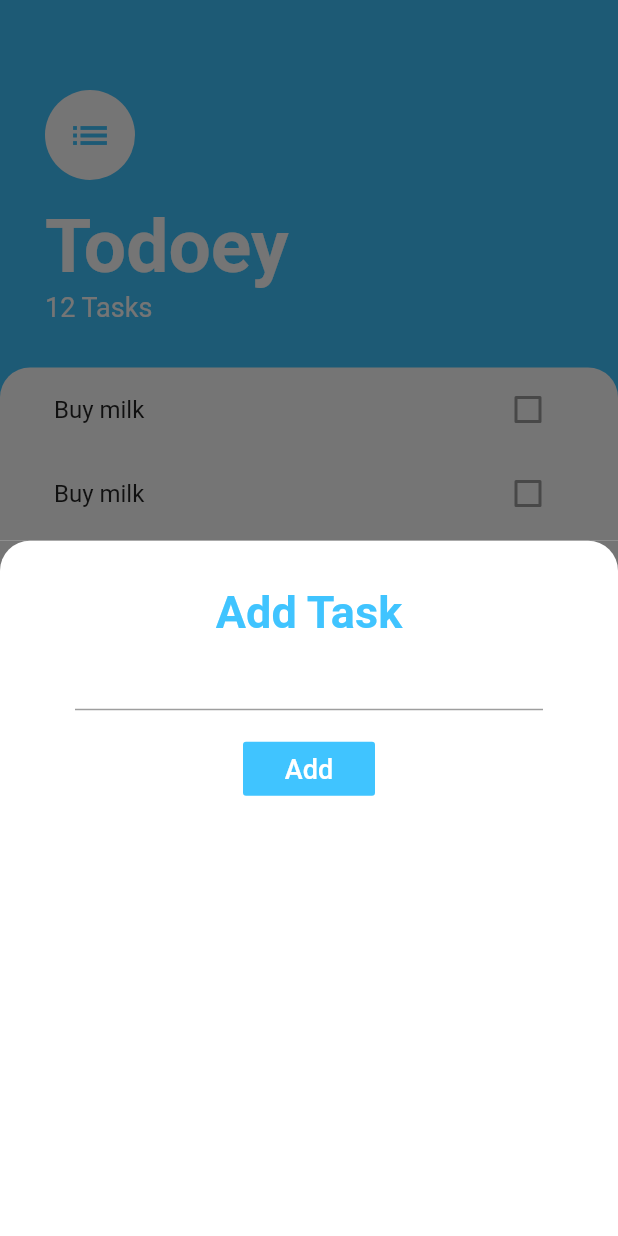
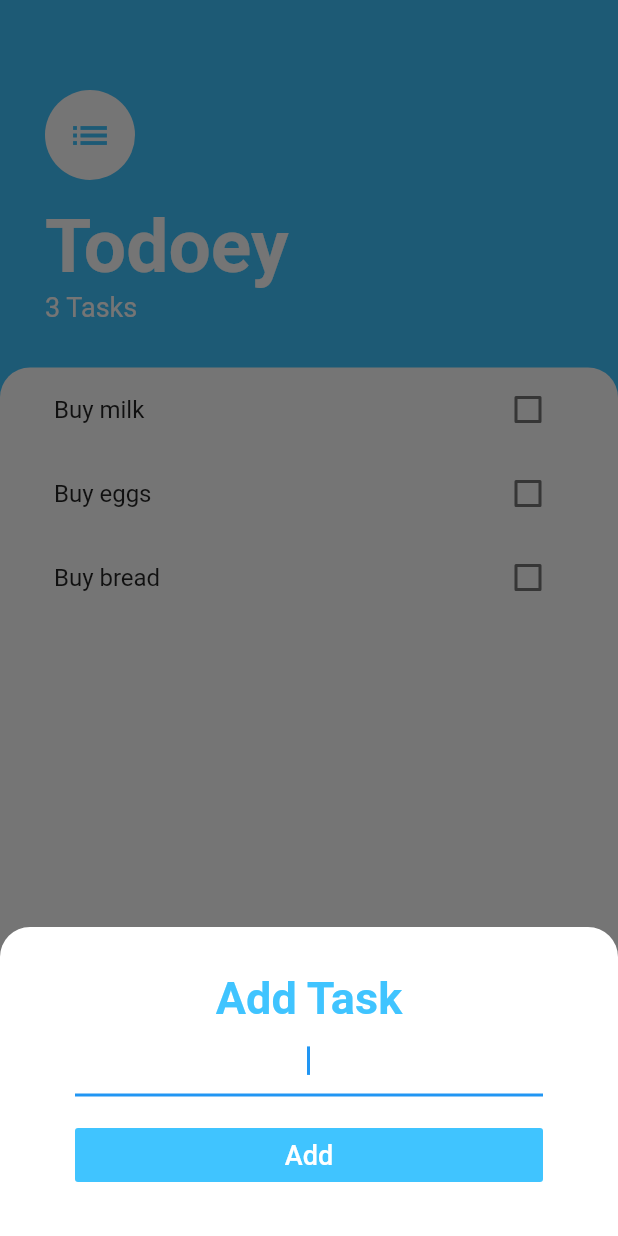
Before and after one commit to kevinaswind/todoey, a Flutter app: the screen it shows after launch, after a tap on the "add" icon, on a phone screen of 412 x 824 dp. Run offline on Flutter 3.47's test engine with Material 2 defaults, Android fonts, the phone set to English and light mode, and no system bars.

Commit message:
20200521-1

```diff
--- a/lib/main.dart
+++ b/lib/main.dart
@@ -1,8 +1,20 @@
 import 'package:flutter/material.dart';
+import 'package:provider/provider.dart';
+import 'package:todoeyflutter/models/task_data.dart';
 import 'package:todoeyflutter/screens/tasks_screen.dart';
 
 void main() {
-  runApp(MaterialApp(
-    home: TasksScreen(),
-  ));
+  runApp(MyApp());
 }
+
+class MyApp extends StatelessWidget {
+  @override
+  Widget build(BuildContext context) {
+    return ChangeNotifierProvider(
+      create: (context) => TaskData(),
+      child: MaterialApp(
+        home: TasksScreen(),
+      ),
+    );
+  }
+}
--- /dev/null
+++ b/lib/models/task.dart
@@ -0,0 +1,10 @@
+class Task {
+  final String name;
+  bool isDone;
+
+  Task({this.name, this.isDone = false});
+
+  void toggleDone(){
+    isDone = !isDone;
+  }
+}
--- /dev/null
+++ b/lib/models/task_data.dart
@@ -0,0 +1,19 @@
+import 'package:flutter/foundation.dart';
+import 'package:todoeyflutter/models/task.dart';
+
+class TaskData extends ChangeNotifier {
+  List<Task> tasks = [
+    Task(name: 'Buy milk'),
+    Task(name: 'Buy eggs'),
+    Task(name: 'Buy bread'),
+  ];
+
+  void addTask(String newTaskTitle){
+    tasks.add(Task(name: newTaskTitle));
+    notifyListeners();
+  }
+
+  int get taskCount {
+    return tasks.length;
+  }
+}
--- a/lib/screens/add_task_screen.dart
+++ b/lib/screens/add_task_screen.dart
@@ -1,8 +1,13 @@
 import 'package:flutter/material.dart';
+import 'package:provider/provider.dart';
+import 'package:todoeyflutter/models/task.dart';
+import 'package:todoeyflutter/models/task_data.dart';
 
 class AddTaskScreen extends StatelessWidget {
+
   @override
   Widget build(BuildContext context) {
+    String newTaskTitle;
     return Container(
       color: Color(0xFF757575),
       child: Container(
@@ -12,9 +17,11 @@ class AddTaskScreen extends StatelessWidget {
           color: Colors.white,
         ),
         child: Column(
+          crossAxisAlignment: CrossAxisAlignment.stretch,
           children: <Widget>[
             Text(
               'Add Task',
+              textAlign: TextAlign.center,
               style: TextStyle(
                 fontSize: 30.0,
                 fontWeight: FontWeight.bold,
@@ -22,14 +29,20 @@ class AddTaskScreen extends StatelessWidget {
               ),
             ),
             TextField(
-              decoration: InputDecoration(
-
-              ),
+              autofocus: true,
+              textAlign: TextAlign.center,
+              onChanged: (newText){
+                newTaskTitle = newText;
+              },
             ),
             SizedBox(height: 15.0,),
             FlatButton(
               color: Colors.lightBlueAccent,
-              onPressed: (){},
+              onPressed: (){
+                final task = Task(name: newTaskTitle);
+                Provider.of<TaskData>(context).tasks.add(task);
+                Navigator.pop(context);
+              },
               child: Text(
                   'Add',
                 style: TextStyle(
--- a/lib/screens/tasks_screen.dart
+++ b/lib/screens/tasks_screen.dart
@@ -1,15 +1,31 @@
 import 'package:flutter/material.dart';
 import 'package:todoeyflutter/screens/add_task_screen.dart';
 import 'package:todoeyflutter/widgets/tasks_list.dart';
+import 'package:provider/provider.dart';
+import 'package:todoeyflutter/models/task_data.dart';
 
-class TasksScreen extends StatelessWidget {
+class TasksScreen extends StatefulWidget {
+  @override
+  _TasksScreenState createState() => _TasksScreenState();
+}
+
+class _TasksScreenState extends State<TasksScreen> {
+
   @override
   Widget build(BuildContext context) {
     return Scaffold(
       backgroundColor: Colors.lightBlueAccent,
       floatingActionButton: FloatingActionButton(
         onPressed: () {
-          showModalBottomSheet(context: context, builder: (context) => AddTaskScreen());
+          showModalBottomSheet(
+              context: context,
+              builder: (context) => SingleChildScrollView(
+                child: Container(
+                  padding: EdgeInsets.only(bottom: MediaQuery.of(context).viewInsets.bottom),
+                  child: AddTaskScreen(),
+                ),
+              ),
+          );
         },
         backgroundColor: Colors.lightBlueAccent,
         child: Icon(Icons.add),
@@ -44,7 +60,7 @@ class TasksScreen extends StatelessWidget {
                   ),
                 ),
                 Text(
-                  '12 Tasks',
+                  '${Provider.of<TaskData>(context).taskCount} Tasks',
                   style: TextStyle(
                     fontSize: 18.0,
                     color: Colors.white,
@@ -55,7 +71,6 @@ class TasksScreen extends StatelessWidget {
           ),
           Expanded(
             child: Container(
-
               padding: EdgeInsets.symmetric(horizontal: 20.0),
               decoration: BoxDecoration(
                 color: Colors.white,
--- a/lib/widgets/task_tile.dart
+++ b/lib/widgets/task_tile.dart
@@ -1,15 +1,26 @@
 import 'package:flutter/material.dart';
 
 class TaskTile extends StatelessWidget {
-  const TaskTile({
-    Key key,
-  }) : super(key: key);
+  final bool isChecked;
+  final String taskTitle;
+  final Function checkboxCallBack;
+
+  TaskTile({this.taskTitle, this.isChecked, this.checkboxCallBack});
 
   @override
   Widget build(BuildContext context) {
     return ListTile(
-      title: Text('Buy milk'),
-      trailing: Checkbox(value: false, onChanged: null),
+      title: Text(
+        taskTitle,
+        style: TextStyle(
+          decoration: isChecked ? TextDecoration.lineThrough : null,
+        ),
+      ),
+      trailing: Checkbox(
+        activeColor: Colors.lightBlueAccent,
+        value: isChecked,
+        onChanged: checkboxCallBack,
+      ),
     );
   }
 }
--- a/lib/widgets/tasks_list.dart
+++ b/lib/widgets/tasks_list.dart
@@ -1,19 +1,28 @@
 import 'package:flutter/material.dart';
+import 'package:todoeyflutter/models/task_data.dart';
 import 'package:todoeyflutter/widgets/task_tile.dart';
+import 'package:provider/provider.dart';
 
 class TasksList extends StatelessWidget {
-  const TasksList({
-    Key key,
-  }) : super(key: key);
-
   @override
   Widget build(BuildContext context) {
-    return ListView(
-      children: <Widget>[
-        TaskTile(),
-        TaskTile(),
-        TaskTile()
-      ],
+    return Consumer<TaskData>(
+      builder: (context, taskData, child){
+        return ListView.builder(
+          itemBuilder: (context, index){
+            return TaskTile(
+                taskTitle: taskData.tasks[index].name,
+                isChecked: taskData.tasks[index].isDone,
+                checkboxCallBack: (bool checkboxState) {
+//            setState(() {
+//              Provider.of<TaskData>(context).tasks[index].toggleDone();
+//            });
+                }
+            );
+          },
+          itemCount: taskData.taskCount,
+        );
+      },
     );
   }
 }
--- a/pubspec.yaml
+++ b/pubspec.yaml
@@ -28,6 +28,7 @@ dependencies:
   # The following adds the Cupertino Icons font to your application.
   # Use with the CupertinoIcons class for iOS style icons.
   cupertino_icons: ^0.1.3
+  provider: ^4.1.2
 
 dev_dependencies:
   flutter_test:
```
Also changed, not shown: pubspec.lock.
